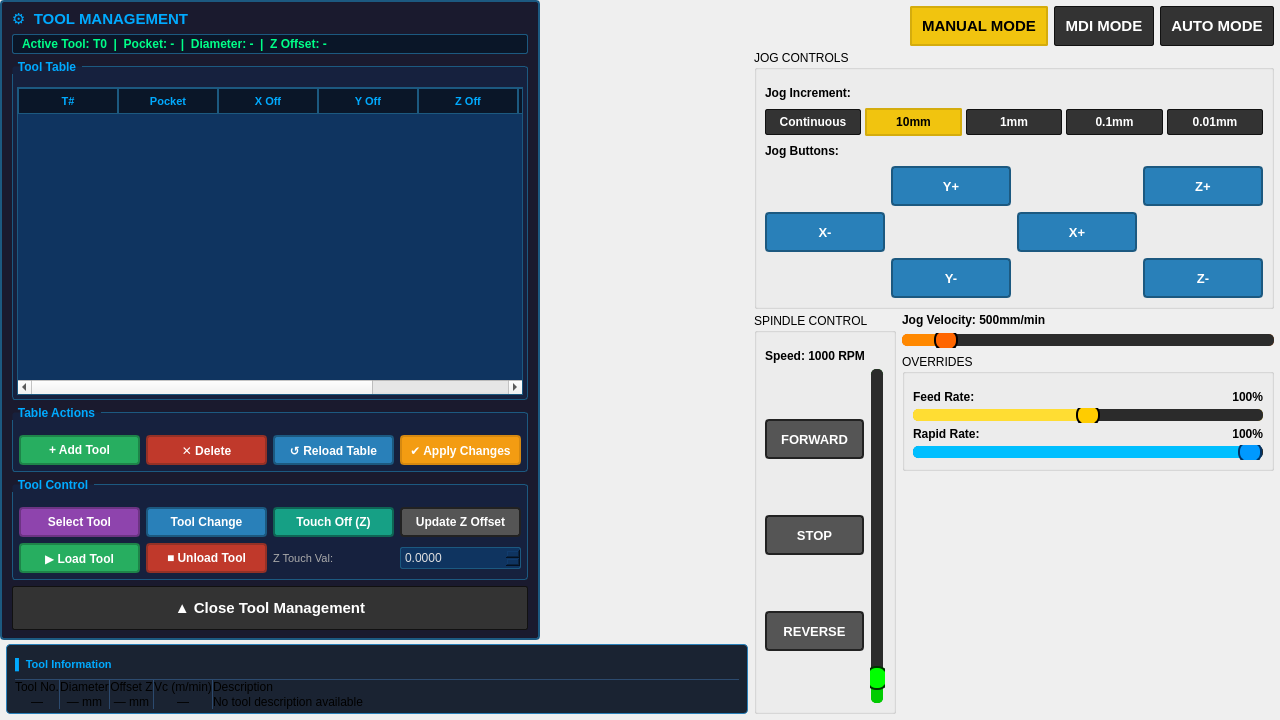
Above: docs/mymachine_config/my_panel.ui from praveen-n7/CUSTOMIZED_GUI-CONTROL-PANEL-FOR-CNC-MACHINE before the change. Below: the same form after it.
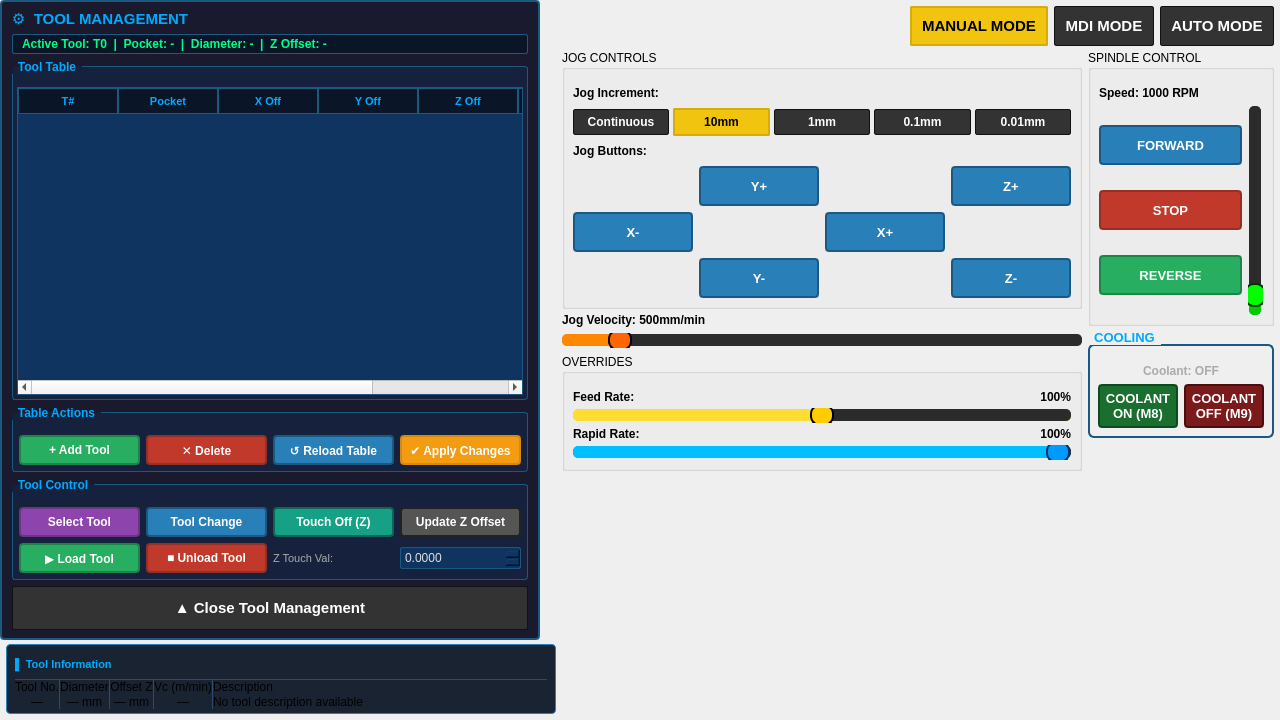
That is the form after the change. Custom widgets are drawn as their Qt base class.

Commit message: coolant button added

What changed in the file:
```diff
--- a/docs/mymachine_config/my_panel.ui
+++ b/docs/mymachine_config/my_panel.ui
@@ -356,8 +356,8 @@
           <widget class="QGroupBox" name="groupBox_dro">
            <property name="geometry">
             <rect>
-             <x>10</x>
-             <y>10</y>
+             <x>0</x>
+             <y>0</y>
              <width>205</width>
              <height>155</height>
             </rect>
@@ -1337,141 +1337,6 @@
             <property name="spacing">
              <number>6</number>
             </property>
-            <item>
-             <widget class="QGroupBox" name="groupBox_spindle">
-              <property name="sizePolicy">
-               <sizepolicy hsizetype="Preferred" vsizetype="Preferred">
-                <horstretch>0</horstretch>
-                <verstretch>0</verstretch>
-               </sizepolicy>
-              </property>
-              <property name="title">
-               <string>SPINDLE CONTROL</string>
-              </property>
-              <layout class="QVBoxLayout" name="layout_spindle_inner">
-               <property name="spacing">
-                <number>6</number>
-               </property>
-               <property name="leftMargin">
-                <number>8</number>
-               </property>
-               <property name="topMargin">
-                <number>16</number>
-               </property>
-               <property name="rightMargin">
-                <number>8</number>
-               </property>
-               <property name="bottomMargin">
-                <number>8</number>
-               </property>
-               <item>
-                <widget class="QLabel" name="label_spindle_speed">
-                 <property name="font">
-                  <font>
-                   <pointsize>9</pointsize>
-                   <weight>75</weight>
-                   <bold>true</bold>
-                  </font>
-                 </property>
-                 <property name="text">
-                  <string>Speed: 1000 RPM</string>
-                 </property>
-                </widget>
-               </item>
-               <item>
-                <layout class="QHBoxLayout" name="layout_spindle_buttons_slider">
-                 <item>
-                  <layout class="QVBoxLayout" name="layout_spindle_btns">
-                   <item>
-                    <widget class="QPushButton" name="btn_spindle_fwd">
-                     <property name="minimumSize">
-                      <size>
-                       <width>80</width>
-                       <height>40</height>
-                      </size>
-                     </property>
-                     <property name="font">
-                      <font>
-                       <pointsize>10</pointsize>
-                       <weight>75</weight>
-                       <bold>true</bold>
-                      </font>
-                     </property>
-                     <property name="text">
-                      <string>FORWARD</string>
-                     </property>
-                    </widget>
-                   </item>
-                   <item>
-                    <widget class="QPushButton" name="btn_spindle_stop">
-                     <property name="minimumSize">
-                      <size>
-                       <width>80</width>
-                       <height>40</height>
-                      </size>
-                     </property>
-                     <property name="font">
-                      <font>
-                       <pointsize>10</pointsize>
-                       <weight>75</weight>
-                       <bold>true</bold>
-                      </font>
-                     </property>
-                     <property name="text">
-                      <string>STOP</string>
-                     </property>
-                    </widget>
-                   </item>
-                   <item>
-                    <widget class="QPushButton" name="btn_spindle_rev">
-                     <property name="minimumSize">
-                      <size>
-                       <width>80</width>
-                       <height>40</height>
-                      </size>
-                     </property>
-                     <property name="font">
-                      <font>
-                       <pointsize>10</pointsize>
-                       <weight>75</weight>
-                       <bold>true</bold>
-                      </font>
-                     </property>
-                     <property name="text">
-                      <string>REVERSE</string>
-                     </property>
-                    </widget>
-                   </item>
-                  </layout>
-                 </item>
-                 <item>
-                  <widget class="QSlider" name="slider_spindle_speed">
-                   <property name="styleSheet">
-                    <string notr="true">QSlider::groove:vertical { background: #111111; width: 10px; border-radius: 5px; border: 1px solid #00aa00; }
-QSlider::sub-page:vertical { background: #2b2b2b; border-radius: 5px; }
-QSlider::add-page:vertical { background: #00cc00; border-radius: 5px; }
-QSlider::handle:vertical { background: #00ff00; border: 2px solid #003300; height: 20px; margin: 0 -6px; border-radius: 10px; }
-QSlider::handle:vertical:hover { background: #33ff33; }</string>
-                   </property>
-                   <property name="minimum">
-                    <number>100</number>
-                   </property>
-                   <property name="maximum">
-                    <number>24000</number>
-                   </property>
-                   <property name="value">
-                    <number>1000</number>
-                   </property>
-                   <property name="orientation">
-                    <enum>Qt::Vertical</enum>
-                   </property>
-                  </widget>
-                 </item>
-                </layout>
-               </item>
-              </layout>
-             </widget>
-            </item>
             <item>
              <layout class="QVBoxLayout" name="layout_vel_overrides">
               <property name="spacing">
@@ -2128,6 +1993,301 @@
         </widget>
        </widget>
       </item>
+      <item>
+       <layout class="QVBoxLayout" name="layout_spindle_cooling_permanent">
+        <property name="spacing">
+         <number>4</number>
+        </property>
+        <item>
+         <widget class="QGroupBox" name="groupBox_spindle">
+          <property name="sizePolicy">
+           <sizepolicy hsizetype="Preferred" vsizetype="Preferred">
+            <horstretch>0</horstretch>
+            <verstretch>0</verstretch>
+           </sizepolicy>
+          </property>
+          <property name="title">
+           <string>SPINDLE CONTROL</string>
+          </property>
+          <layout class="QVBoxLayout" name="layout_spindle_inner">
+           <property name="spacing">
+            <number>6</number>
+           </property>
+           <property name="leftMargin">
+            <number>8</number>
+           </property>
+           <property name="topMargin">
+            <number>16</number>
+           </property>
+           <property name="rightMargin">
+            <number>8</number>
+           </property>
+           <property name="bottomMargin">
+            <number>8</number>
+           </property>
+           <item>
+            <widget class="QLabel" name="label_spindle_speed">
+             <property name="font">
+              <font>
+               <pointsize>9</pointsize>
+               <weight>75</weight>
+               <bold>true</bold>
+              </font>
+             </property>
+             <property name="text">
+              <string>Speed: 1000 RPM</string>
+             </property>
+            </widget>
+           </item>
+           <item>
+            <layout class="QHBoxLayout" name="layout_spindle_buttons_slider">
+             <item>
+              <layout class="QVBoxLayout" name="layout_spindle_btns">
+               <item>
+                <widget class="QPushButton" name="btn_spindle_fwd">
+                 <property name="minimumSize">
+                  <size>
+                   <width>80</width>
+                   <height>40</height>
+                  </size>
+                 </property>
+                 <property name="font">
+                  <font>
+                   <pointsize>10</pointsize>
+                   <weight>75</weight>
+                   <bold>true</bold>
+                  </font>
+                 </property>
+                 <property name="styleSheet">
+                  <string notr="true">QPushButton { background-color: #2980b9; color: white; border: 2px solid #1c5980; font-weight: bold; border-radius: 4px; }
+QPushButton:hover { border-color: #ffffff; }
+QPushButton:pressed { background-color: #1c5980; padding-top: 7px; padding-left: 7px; }</string>
+                 </property>
+                 <property name="text">
+                  <string>FORWARD</string>
+                 </property>
+                </widget>
+               </item>
+               <item>
+                <widget class="QPushButton" name="btn_spindle_stop">
+                 <property name="minimumSize">
+                  <size>
+                   <width>80</width>
+                   <height>40</height>
+                  </size>
+                 </property>
+                 <property name="font">
+                  <font>
+                   <pointsize>10</pointsize>
+                   <weight>75</weight>
+                   <bold>true</bold>
+                  </font>
+                 </property>
+                 <property name="styleSheet">
+                  <string notr="true">QPushButton { background-color: #c0392b; color: white; border: 2px solid #943126; font-weight: bold; border-radius: 4px; }
+QPushButton:hover { border-color: #ffffff; }
+QPushButton:pressed { background-color: #943126; padding-top: 7px; padding-left: 7px; }</string>
+                 </property>
+                 <property name="text">
+                  <string>STOP</string>
+                 </property>
+                </widget>
+               </item>
+               <item>
+                <widget class="QPushButton" name="btn_spindle_rev">
+                 <property name="minimumSize">
+                  <size>
+                   <width>80</width>
+                   <height>40</height>
+                  </size>
+                 </property>
+                 <property name="font">
+                  <font>
+                   <pointsize>10</pointsize>
+                   <weight>75</weight>
+                   <bold>true</bold>
+                  </font>
+                 </property>
+                 <property name="styleSheet">
+                  <string notr="true">QPushButton { background-color: #27ae60; color: white; border: 2px solid #1e8449; font-weight: bold; border-radius: 4px; }
+QPushButton:hover { border-color: #ffffff; }
+QPushButton:pressed { background-color: #1e8449; padding-top: 7px; padding-left: 7px; }</string>
+                 </property>
+                 <property name="text">
+                  <string>REVERSE</string>
+                 </property>
+                </widget>
+               </item>
+              </layout>
+             </item>
+             <item>
+              <widget class="QSlider" name="slider_spindle_speed">
+               <property name="styleSheet">
+                <string notr="true">QSlider::groove:vertical { background: #111111; width: 10px; border-radius: 5px; border: 1px solid #00aa00; }
+QSlider::sub-page:vertical { background: #2b2b2b; border-radius: 5px; }
+QSlider::add-page:vertical { background: #00cc00; border-radius: 5px; }
+QSlider::handle:vertical { background: #00ff00; border: 2px solid #003300; height: 20px; margin: 0 -6px; border-radius: 10px; }
+QSlider::handle:vertical:hover { background: #33ff33; }</string>
+               </property>
+               <property name="minimum">
+                <number>100</number>
+               </property>
+               <property name="maximum">
+                <number>24000</number>
+               </property>
+               <property name="value">
+                <number>1000</number>
+               </property>
+               <property name="orientation">
+                <enum>Qt::Vertical</enum>
+               </property>
+              </widget>
+             </item>
+            </layout>
+           </item>
+          </layout>
+         </widget>
+        </item>
+        <item>
+         <widget class="QGroupBox" name="groupBox_cooling">
+          <property name="sizePolicy">
+           <sizepolicy hsizetype="Preferred" vsizetype="Preferred">
+            <horstretch>0</horstretch>
+            <verstretch>0</verstretch>
+           </sizepolicy>
+          </property>
+          <property name="styleSheet">
+           <string notr="true">QGroupBox {
+    color: #00aaff;
+    border: 2px solid #1c5980;
+    border-radius: 6px;
+    margin-top: 14px;
+    font-weight: bold;
+    font-size: 10pt;
+}
+QGroupBox::title {
+    subcontrol-origin: margin;
+    subcontrol-position: top left;
+    padding: 0 4px;
+    color: #00aaff;
+}</string>
+          </property>
+          <property name="title">
+           <string>COOLING</string>
+          </property>
+          <layout class="QVBoxLayout" name="layout_cooling_inner">
+           <property name="spacing">
+            <number>6</number>
+           </property>
+           <property name="leftMargin">
+            <number>8</number>
+           </property>
+           <property name="topMargin">
+            <number>18</number>
+           </property>
+           <property name="rightMargin">
+            <number>8</number>
+           </property>
+           <property name="bottomMargin">
+            <number>8</number>
+           </property>
+           <item>
+            <widget class="QLabel" name="lbl_cooling_status">
+             <property name="font">
+              <font>
+               <pointsize>9</pointsize>
+               <weight>75</weight>
+               <bold>true</bold>
+              </font>
+             </property>
+             <property name="styleSheet">
+              <string notr="true">color: #aaaaaa; font-weight: bold; font-size: 9pt;</string>
+             </property>
+             <property name="text">
+              <string>Coolant: OFF</string>
+             </property>
+             <property name="alignment">
+              <set>Qt::AlignCenter</set>
+             </property>
+            </widget>
+           </item>
+           <item>
+            <layout class="QHBoxLayout" name="layout_cooling_buttons">
+             <property name="spacing">
+              <number>6</number>
+             </property>
+             <item>
+              <widget class="QPushButton" name="btn_coolant_on">
+               <property name="minimumSize">
+                <size>
+                 <width>80</width>
+                 <height>40</height>
+                </size>
+               </property>
+               <property name="font">
+                <font>
+                 <pointsize>10</pointsize>
+                 <weight>75</weight>
+                 <bold>true</bold>
+                </font>
+               </property>
+               <property name="styleSheet">
+                <string notr="true">QPushButton { background-color: #1a6e2e; color: #ffffff; border: 2px solid #0d4a1e; font-weight: bold; font-size: 10pt; border-radius: 4px; }
+QPushButton:hover { border-color: #ffffff; }
+QPushButton:pressed { background-color: #0d4a1e; padding-top: 7px; padding-left: 7px; }</string>
+               </property>
+               <property name="text">
+                <string>COOLANT
+ON (M8)</string>
+               </property>
+              </widget>
+             </item>
+             <item>
+              <widget class="QPushButton" name="btn_coolant_off">
+               <property name="minimumSize">
+                <size>
+                 <width>80</width>
+                 <height>40</height>
+                </size>
+               </property>
+               <property name="font">
+                <font>
+                 <pointsize>10</pointsize>
+                 <weight>75</weight>
+                 <bold>true</bold>
+                </font>
+               </property>
+               <property name="styleSheet">
+                <string notr="true">QPushButton { background-color: #7a1a1a; color: #ffffff; border: 2px solid #4a0d0d; font-weight: bold; font-size: 10pt; border-radius: 4px; }
+QPushButton:hover { border-color: #ffffff; }
+QPushButton:pressed { background-color: #4a0d0d; padding-top: 7px; padding-left: 7px; }</string>
+               </property>
+               <property name="text">
+                <string>COOLANT
+OFF (M9)</string>
+               </property>
+              </widget>
+             </item>
+            </layout>
+           </item>
+          </layout>
+         </widget>
+        </item>
+        <item>
+         <spacer name="spacer_spindle_cooling_bottom">
+          <property name="orientation">
+           <enum>Qt::Vertical</enum>
+          </property>
+          <property name="sizeHint" stdset="0">
+           <size>
+            <width>20</width>
+            <height>20</height>
+           </size>
+          </property>
+         </spacer>
+        </item>
+       </layout>
+      </item>
      </layout>
     </item>
    </layout>
```
Left out of the diff: 1 changed line with no effect on the pictures. The commit also changes 1 other file.
